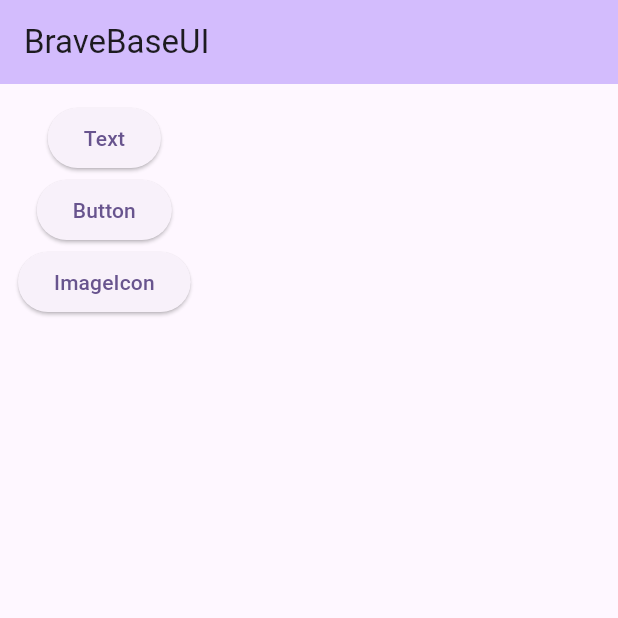
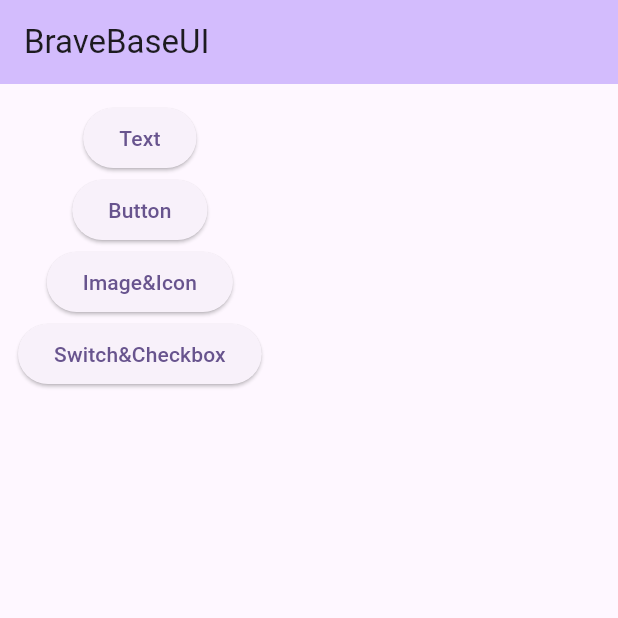
Before and after one commit to IBraveBegins/brave_baseui, a Flutter app: the screen it shows after launch, on a phone screen of 412 x 824 dp, the top half of it. Run offline on Flutter 3.47's test engine with Material 3 defaults, Android fonts, the phone set to English and light mode, and no system bars; our stand-ins replace get.

Commit message:
switch&checkbox

```diff
--- /dev/null
+++ b/lib/base_widget/base_switch_checkbox/base_switch_checkbox_binding.dart
@@ -0,0 +1,10 @@
+import 'package:get/get.dart';
+
+import 'base_switch_checkbox_logic.dart';
+
+class BaseSwitchCheckboxBinding extends Bindings {
+  @override
+  void dependencies() {
+    Get.lazyPut(() => BaseSwitchCheckboxLogic());
+  }
+}
--- a/lib/main.dart
+++ b/lib/main.dart
@@ -63,7 +63,12 @@ class _HomePageState extends State<HomePage> {
                 onPressed: () {
                   Get.toNamed(RoutePath.imageIcon);
                 },
-                child: const Text('ImageIcon')),
+                child: const Text('Image&Icon')),
+            ElevatedButton(
+                onPressed: () {
+                  Get.toNamed(RoutePath.switchCheckbox);
+                },
+                child: const Text('Switch&Checkbox')),
           ],
         ),
       ),
--- a/lib/routes/route_pages.dart
+++ b/lib/routes/route_pages.dart
@@ -1,5 +1,7 @@
 import 'package:brave_baseui/base_widget/base_button.dart';
 import 'package:brave_baseui/base_widget/base_image_icon.dart';
+import 'package:brave_baseui/base_widget/base_switch_checkbox/base_switch_checkbox_binding.dart';
+import 'package:brave_baseui/base_widget/base_switch_checkbox/base_switch_checkbox_view.dart';
 import 'package:brave_baseui/base_widget/base_text.dart';
 import 'package:brave_baseui/routes/route_path.dart';
 import 'package:get/get.dart';
@@ -24,5 +26,10 @@ class RoutePages {
       name: RoutePath.imageIcon,
       page: () => const BaseImageIcon(),
     ),
+    GetPage(
+      name: RoutePath.switchCheckbox,
+      page: () => BaseSwitchCheckboxPage(),
+      binding: BaseSwitchCheckboxBinding(),
+    ),
   ];
 }
--- a/lib/routes/route_path.dart
+++ b/lib/routes/route_path.dart
@@ -7,4 +7,6 @@ class RoutePath {
   static const String button = "/button";
 
   static const String imageIcon = "/imageIcon";
+
+  static const String switchCheckbox = "/switchCheckbox";
 }
```
Also changed, not shown: lib/base_widget/base_switch_checkbox/base_switch_checkbox_logic.dart (added, +17 -0 lines), lib/base_widget/base_switch_checkbox/base_switch_checkbox_state.dart (added, +10 -0 lines), lib/base_widget/base_switch_checkbox/base_switch_checkbox_view.dart (added, +41 -0 lines).
